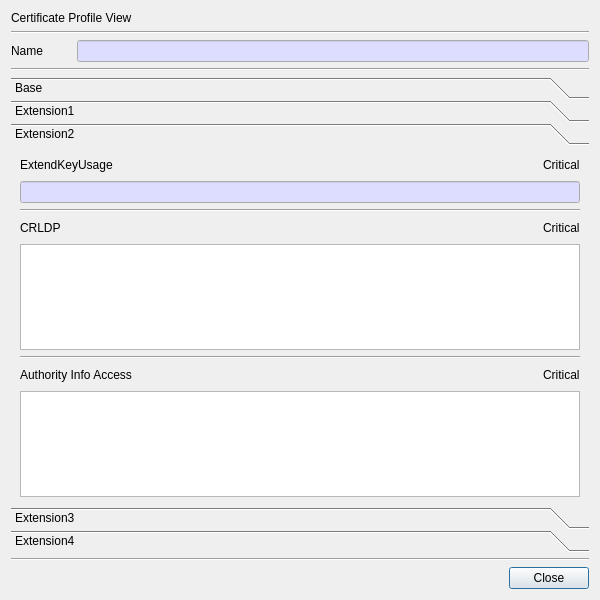
This is CertMan/view_cert_profile_dlg.ui in jykim74/CertMan as Qt 5 draws it before an edit. The edited form follows.
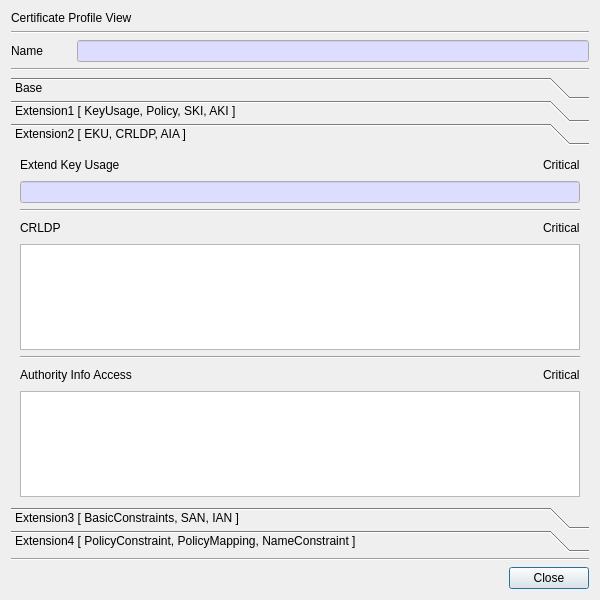
This is the edited form. The open tabs and pages were chosen to show the change.

Patch:
```diff
--- a/CertMan/view_cert_profile_dlg.ui
+++ b/CertMan/view_cert_profile_dlg.ui
@@ -565,7 +565,7 @@
        </rect>
       </property>
       <attribute name="label">
-       <string>Extension1</string>
+       <string>Extension1 [ KeyUsage, Policy, SKI, AKI ]</string>
       </attribute>
       <layout class="QVBoxLayout" name="verticalLayout_3">
        <item>
@@ -947,12 +947,12 @@
        <rect>
         <x>0</x>
         <y>0</y>
-        <width>576</width>
-        <height>339</height>
+        <width>582</width>
+        <height>346</height>
        </rect>
       </property>
       <attribute name="label">
-       <string>Extension2</string>
+       <string>Extension2 [ EKU, CRLDP, AIA ]</string>
       </attribute>
       <layout class="QVBoxLayout" name="verticalLayout_4">
        <item>
@@ -960,7 +960,7 @@
          <item row="0" column="0">
           <widget class="QLabel" name="mEKULabel">
            <property name="text">
-            <string>ExtendKeyUsage</string>
+            <string>Extend Key Usage</string>
            </property>
           </widget>
          </item>
@@ -1118,7 +1118,7 @@
        </rect>
       </property>
       <attribute name="label">
-       <string>Extension3</string>
+       <string>Extension3 [ BasicConstraints, SAN, IAN ]</string>
       </attribute>
       <layout class="QVBoxLayout" name="verticalLayout_5">
        <item>
@@ -1348,7 +1348,7 @@
        </rect>
       </property>
       <attribute name="label">
-       <string>Extension4</string>
+       <string>Extension4 [ PolicyConstraint, PolicyMapping, NameConstraint ]</string>
       </attribute>
       <layout class="QVBoxLayout" name="verticalLayout_6">
        <item>
```
Left out of the diff: 18 changed lines with no effect on the pictures.
